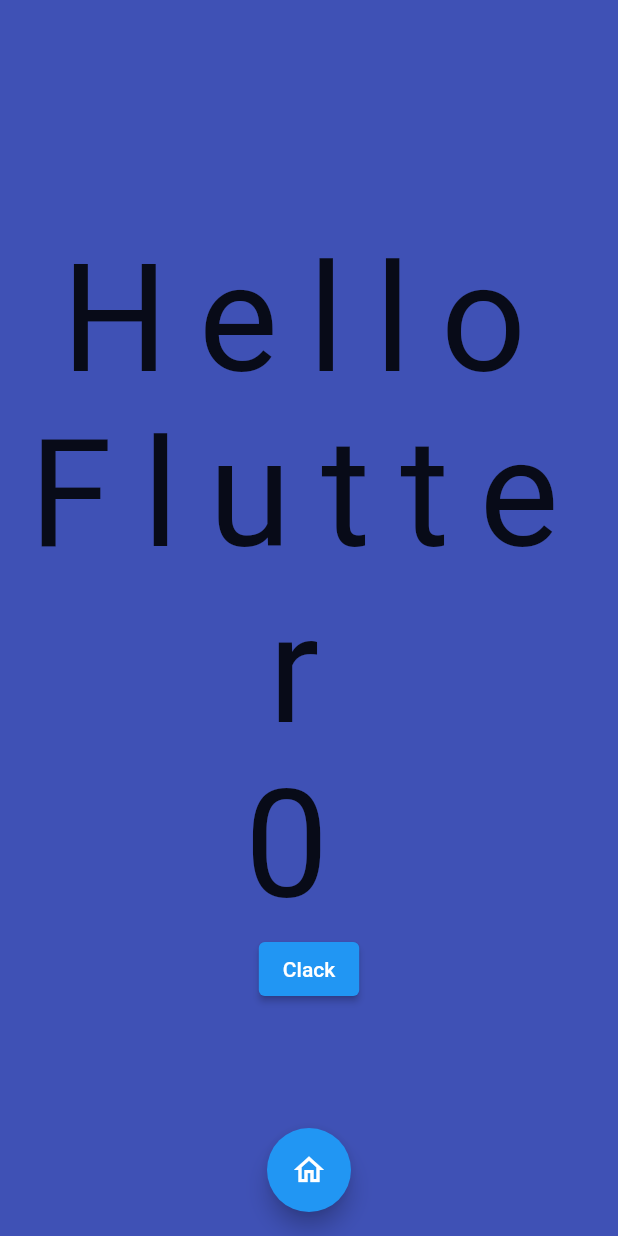
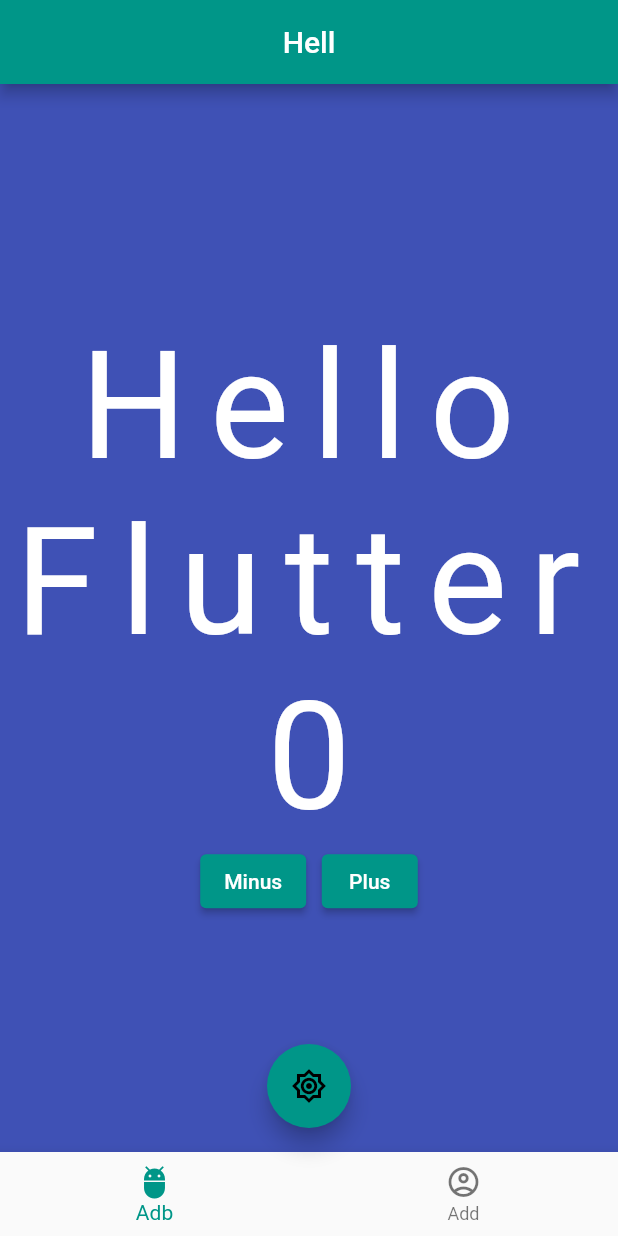
Before and after one commit to Maruru-k/intens_fl, a Flutter app: the screen it shows after launch, on a phone screen of 412 x 824 dp. Run offline on Flutter 3.47's test engine with Material 2 defaults, Android fonts, the phone set to English and light mode, and no system bars.

Commit message:
lil change

```diff
--- a/lib/main.dart
+++ b/lib/main.dart
@@ -4,13 +4,33 @@ void main() {
   runApp(MyApp());
 }
 
-class MyApp extends StatefulWidget {
+class MyApp extends StatelessWidget {
   @override
-  _MyAppState createState() => _MyAppState();
+  Widget build(BuildContext context) {
+    return MaterialApp(
+      theme: ThemeData(colorScheme: const ColorScheme.light(primary: Colors.teal)),
+      home: SafeArea(
+        child: Scaffold(
+          body: const MyStatefulWidget(),
+          appBar: AppBar(
+            title: const Center(child: Text("Hell")),
+          ),
+        ),
+      ),
+    );
+  }
 }
 
-class _MyAppState extends State<MyApp> {
+class MyStatefulWidget extends StatefulWidget {
+  const MyStatefulWidget({Key? key}) : super(key: key);
+
+  @override
+  _MyStatefulWidgetState createState() => _MyStatefulWidgetState();
+}
+
+class _MyStatefulWidgetState extends State<MyStatefulWidget> {
   int _i = 0;
+  int _selectIndex = 0;
 
   void _increment() {
     setState(() {
@@ -18,30 +38,35 @@ class _MyAppState extends State<MyApp> {
     });
   }
 
-  void _decriment() {
+  void _decrement() {
     setState(() {
       _i--;
     });
   }
 
+  void _zero() {
+    setState(() {
+      _i = 0;
+    });
+  }
+
   @override
   Widget build(BuildContext context) {
-    return MaterialApp(
-      home: Scaffold(
-        body: SafeArea(
-          child: Container(
+    return Scaffold(
+      body: Container(
         color: Colors.indigo,
         alignment: Alignment.center,
         child: Column(
           mainAxisAlignment: MainAxisAlignment.center,
-              children: [
+          children: <Widget>[
             const Text(
               "Hello Flutter",
               textDirection: TextDirection.ltr,
               textAlign: TextAlign.center,
               style: TextStyle(
-                    letterSpacing: 20,
+                letterSpacing: 15,
                 fontSize: 100,
+                color: Colors.white,
               ),
             ),
             Text(
@@ -49,21 +74,47 @@ class _MyAppState extends State<MyApp> {
               textDirection: TextDirection.ltr,
               textAlign: TextAlign.center,
               style: const TextStyle(
-                    letterSpacing: 30,
+                color: Colors.white,
                 fontSize: 100,
               ),
             ),
-                ElevatedButton(onPressed: _decriment, child: Text("Clack")),
+            Row(
+              mainAxisAlignment: MainAxisAlignment.center,
+              children: [
+                ElevatedButton(
+                    onPressed: _decrement, child: const Text("Minus")),
+                const Text("   "),
+                ElevatedButton(
+                    onPressed: _increment, child: const Text("Plus")),
+              ],
+            ),
           ],
         ),
       ),
-        ),
       floatingActionButton: FloatingActionButton(
-          onPressed: _increment,
+        onPressed: _zero,
         tooltip: "but",
-          child: const Icon(Icons.home_outlined),
+        backgroundColor: Theme.of(context).colorScheme.primary,
+        child: const Icon(Icons.brightness_7_outlined),
       ),
       floatingActionButtonLocation: FloatingActionButtonLocation.centerFloat,
+      bottomNavigationBar: BottomNavigationBar(
+        items: const [
+          BottomNavigationBarItem(
+            icon: Icon(Icons.adb_outlined,),
+            label: "Adb",
+          ),
+          BottomNavigationBarItem(
+            icon: Icon(Icons.account_circle_outlined),
+            label: "Add",
+          ),
+        ],
+        currentIndex: _selectIndex,
+        onTap: (index) {
+          setState(() {
+            _selectIndex = index;
+          });
+        },
       ),
     );
   }
```
Lines whose indentation alone changed are shown as unchanged.
